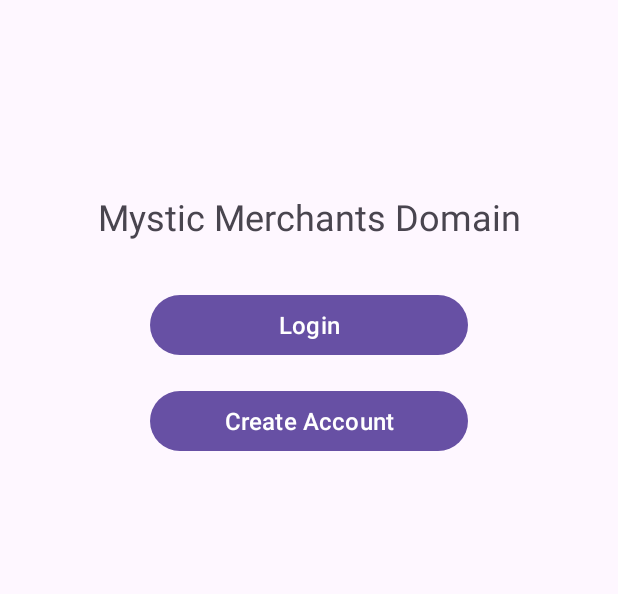
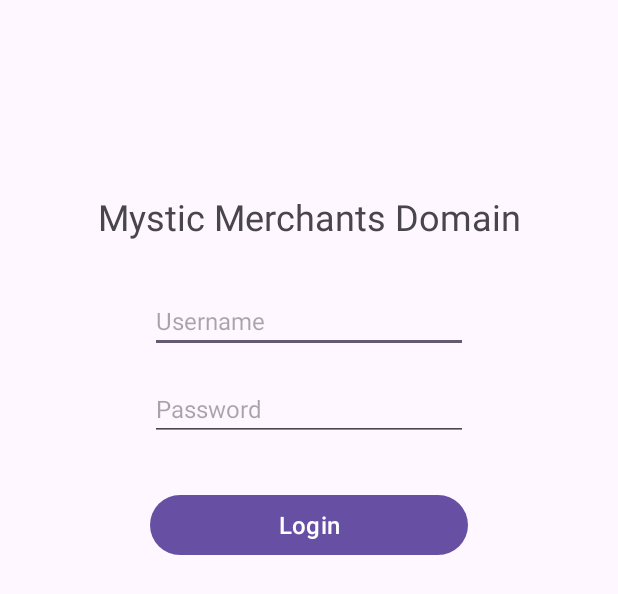
Before and after one commit to DIMCSUMB/Mystic-Merchants-Domain, an Android app: the layout activity_login.xml on its own in the app's theme, with its tools: preview values and no code run, on a phone screen of 412 x 824 dp. Shown: the top 594 px of the screen. Run offline under Robolectric (Android 15) with nearby library versions, the phone set to English and light mode, and no system bars.

Commit message:
Created login page layout

```diff
--- a/app/src/main/AndroidManifest.xml
+++ b/app/src/main/AndroidManifest.xml
@@ -13,6 +13,9 @@
         android:theme="@style/Theme.MysticMerchantsDomain"
         tools:targetApi="31">
         <activity
+            android:name=".LoginActivity"
+            android:exported="false" />
+        <activity
             android:name=".MainActivity"
             android:exported="true">
             <intent-filter>
--- /dev/null
+++ b/app/src/main/java/com/example/mystic_merchants_domain/LoginActivity.java
@@ -0,0 +1,14 @@
+package com.example.mystic_merchants_domain;
+
+import androidx.appcompat.app.AppCompatActivity;
+
+import android.os.Bundle;
+
+public class LoginActivity extends AppCompatActivity {
+
+    @Override
+    protected void onCreate(Bundle savedInstanceState) {
+        super.onCreate(savedInstanceState);
+        setContentView(R.layout.activity_login);
+    }
+}
--- a/app/src/main/res/layout/activity_main.xml
+++ b/app/src/main/res/layout/activity_login.xml
@@ -4,10 +4,10 @@
     xmlns:tools="http://schemas.android.com/tools"
     android:layout_width="match_parent"
     android:layout_height="match_parent"
-    tools:context=".MainActivity">
+    tools:context=".LoginActivity">
 
     <TextView
-        android:id="@+id/main_textview_title"
+        android:id="@+id/login_textview_Title"
         android:layout_width="wrap_content"
         android:layout_height="wrap_content"
         android:text="Mystic Merchants Domain"
@@ -15,26 +15,36 @@
         app:layout_constraintEnd_toEndOf="parent"
         app:layout_constraintStart_toStartOf="parent"
         app:layout_constraintTop_toTopOf="parent"
-        android:layout_marginTop="128dp"/>
+        android:layout_marginTop="128dp" />
+
+    <EditText
+        android:id="@+id/login_edittext_Username"
+        android:layout_width="match_parent"
+        android:layout_height="wrap_content"
+        android:hint="Username"
+        android:textSize="16sp"
+        app:layout_constraintTop_toBottomOf="@id/login_textview_Title"
+        android:layout_marginTop="32dp"
+        android:layout_marginHorizontal="100dp"/>
+
+    <EditText
+        android:id="@+id/login_edittext_Password"
+        android:layout_width="match_parent"
+        android:layout_height="wrap_content"
+        android:hint="Password"
+        android:textSize="16sp"
+        app:layout_constraintTop_toBottomOf="@id/login_edittext_Username"
+        android:layout_marginTop="16dp"
+        android:layout_marginHorizontal="100dp"/>
 
     <Button
-        android:id="@+id/main_button_login"
+        android:id="@+id/main_button_Login"
         android:layout_width="match_parent"
         android:layout_height="wrap_content"
         android:text="Login"
         android:textSize="16sp"
-        app:layout_constraintTop_toBottomOf="@id/main_textview_title"
+        app:layout_constraintTop_toBottomOf="@id/login_edittext_Password"
         android:layout_marginTop="32dp"
         android:layout_marginHorizontal="100dp"/>
 
-    <Button
-        android:id="@+id/main_button_createaccount"
-        android:layout_width="match_parent"
-        android:layout_height="wrap_content"
-        android:text="Create Account"
-        android:textSize="16sp"
-        app:layout_constraintTop_toBottomOf="@id/main_button_login"
-        android:layout_marginTop="16dp"
-        android:layout_marginHorizontal="100dp"/>
-
 </androidx.constraintlayout.widget.ConstraintLayout>
```
